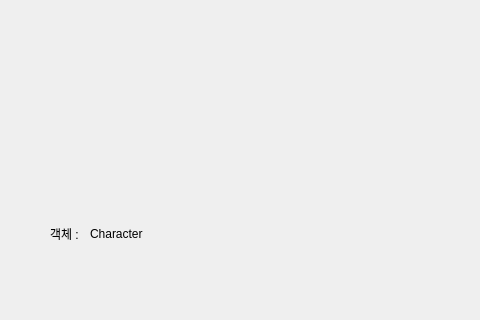
Old version of the form model/annotation_tool/test.ui in the repository LeeJinSoo-BIN/BINARY-ESG; both pictures show x 0 to 480 and y 592 to 912 of the 1236 by 912 pixel window.
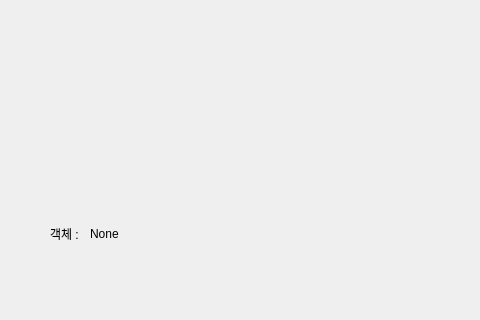
New version of the form.

```diff
--- a/model/annotation_tool/test.ui
+++ b/model/annotation_tool/test.ui
@@ -75,7 +75,7 @@
      </rect>
     </property>
     <property name="text">
-     <string>Character</string>
+     <string>None</string>
     </property>
    </widget>
    <widget class="QListWidget" name="List_img">
```
Left out of the diff: 13 changed lines with no effect on the pictures.
